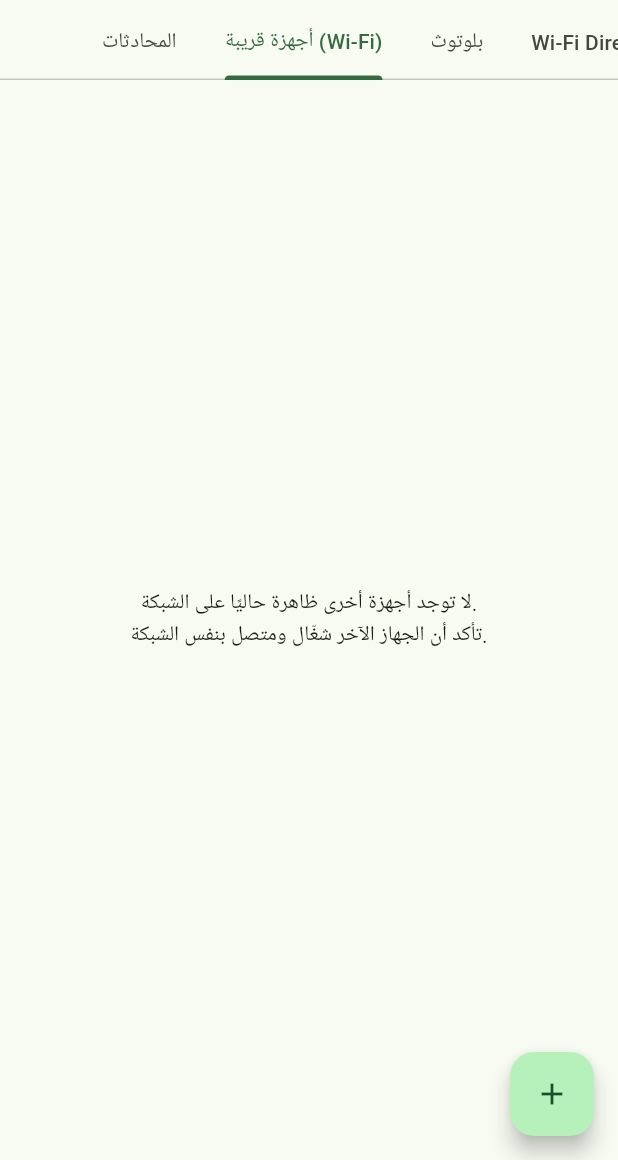
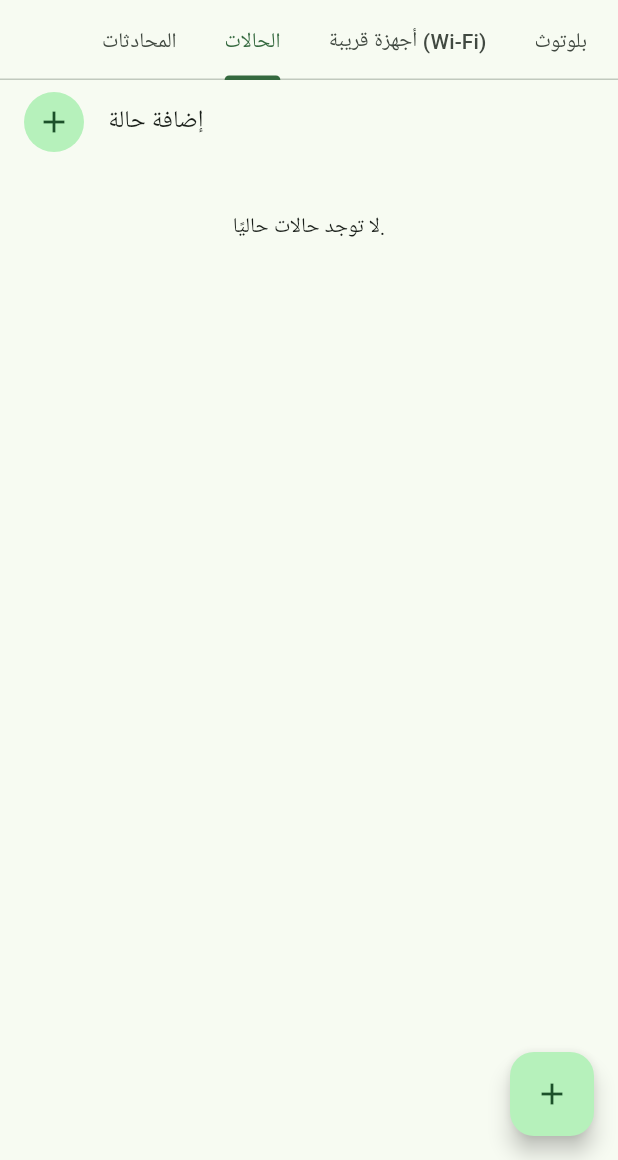
Before and after one commit to sofilover10/local-connect, a Flutter app: the screen it shows after launch, tab 2 chosen, on a phone screen of 412 x 824 dp, the part 76-1236 px from its top. Run offline on Flutter 3.47's test engine with Material 3 defaults, Android fonts, the phone set to English and light mode, and no system bars; our stand-ins replace audioplayers, file_picker, flutter_contacts, hive_flutter, open_filex, package_info_plus and 1 more; missing offline and left inert: flutter_webrtc, record; accounts and stored records are empty; network calls fail.

Commit message:
Add status/stories (roadmap phase 3, second slice)
Statuses are ephemeral posts (text, image, or file) visible to contacts
for 24 hours. Like everything else in this app, there's no server, so
posting one broadcasts it directly to every saved contact individually;
each device holds its own copy of every status it received. A status_view
message tells the original author who has seen it, tracked on their own
local copy only — viewers never see each other's view state.

New "الحالات" tab: post entry, my own statuses (with view counts), and
contacts' statuses grouped by author. Viewing plays them as a sequence
(oldest first) with a progress bar per status, matching the familiar
story-viewer pattern; each one is marked viewed as it's shown.

Expired statuses (older than 24h) are pruned from memory and storage on
load, not just filtered from view, so storage doesn't grow unbounded.

Verified with two tests (status_test.dart): a real network round trip
(post on one device, receive on another, view notification reaching the
author) plus a direct unit check of the 24-hour expiry boundary.

Co-Authored-By: Claude Sonnet 5 <noreply@anthropic.com>

```diff
--- /dev/null
+++ b/lib/local_connect/models/status_post.dart
@@ -0,0 +1,64 @@
+enum StatusKind { text, image, file }
+
+/// حالة (منشور مؤقت) يظهر لجهات الاتصال لمدة 24 ساعة ثم يختفي تلقائيًا —
+/// لا خادم مركزي، فيُبَثّ المنشور عند نشره لكل جهة اتصال مباشرة (انظر
+/// AppState.postStatus)، ويحمل كل جهاز نسخته الخاصة محليًا.
+class StatusPost {
+  StatusPost({
+    required this.id,
+    required this.authorInternalNumber,
+    required this.authorDisplayName,
+    required this.postedAt,
+    this.text,
+    this.kind = StatusKind.text,
+    this.attachmentFileName,
+    this.attachmentMimeType,
+    this.attachmentLocalPath,
+    List<String>? viewedBy,
+  }) : viewedBy = viewedBy ?? [];
+
+  final String id;
+  final String authorInternalNumber;
+  final String authorDisplayName;
+  final DateTime postedAt;
+  final String? text;
+  final StatusKind kind;
+  final String? attachmentFileName;
+  final String? attachmentMimeType;
+  String? attachmentLocalPath;
+
+  /// الأرقام الداخلية لمن شاهدوا هذه الحالة — مُرسِلة فقط ذات معنى (ترد
+  /// إشعارات مشاهدة إليه من الآخرين)؛ نسخة الحالة لدى المُشاهدين أنفسهم لا
+  /// تتضمن هذه القائمة أصلًا.
+  final List<String> viewedBy;
+
+  static const Duration lifetime = Duration(hours: 24);
+
+  bool get isExpired => DateTime.now().difference(postedAt) > lifetime;
+
+  Map<String, dynamic> toMap() => {
+        'id': id,
+        'authorInternalNumber': authorInternalNumber,
+        'authorDisplayName': authorDisplayName,
+        'postedAt': postedAt.toIso8601String(),
+        'text': text,
+        'kind': kind.name,
+        'attachmentFileName': attachmentFileName,
+        'attachmentMimeType': attachmentMimeType,
+        'attachmentLocalPath': attachmentLocalPath,
+        'viewedBy': viewedBy,
+      };
+
+  factory StatusPost.fromMap(Map<String, dynamic> map) => StatusPost(
+        id: map['id'] as String,
+        authorInternalNumber: map['authorInternalNumber'] as String,
+        authorDisplayName: map['authorDisplayName'] as String,
+        postedAt: DateTime.parse(map['postedAt'] as String),
+        text: map['text'] as String?,
+        kind: StatusKind.values.byName(map['kind'] as String? ?? 'text'),
+        attachmentFileName: map['attachmentFileName'] as String?,
+        attachmentMimeType: map['attachmentMimeType'] as String?,
+        attachmentLocalPath: map['attachmentLocalPath'] as String?,
+        viewedBy: (map['viewedBy'] as List<dynamic>?)?.cast<String>() ?? const [],
+      );
+}
--- a/lib/local_connect/screens/home_screen.dart
+++ b/lib/local_connect/screens/home_screen.dart
@@ -17,6 +17,7 @@ import 'chat_screen.dart';
 import 'create_group_dialog.dart';
 import 'diagnostics_screen.dart';
 import 'edit_name_dialog.dart';
+import 'status_tab.dart';
 import 'wifi_direct_tab.dart';
 
 Future<void> _showAddMenu(BuildContext context) async {
@@ -116,7 +117,7 @@ class HomeScreen extends StatelessWidget {
     unawaited(appState.ensureNotificationPermission());
 
     return DefaultTabController(
-      length: 4,
+      length: 5,
       child: Scaffold(
         appBar: AppBar(
           title: AnimatedBuilder(
@@ -176,6 +177,7 @@ class HomeScreen extends StatelessWidget {
             isScrollable: true,
             tabs: [
               Tab(text: 'المحادثات'),
+              Tab(text: 'الحالات'),
               Tab(text: 'أجهزة قريبة (Wi-Fi)'),
               Tab(text: 'بلوتوث'),
               Tab(text: 'Wi-Fi Direct'),
@@ -191,6 +193,7 @@ class HomeScreen extends StatelessWidget {
                 child: TabBarView(
                   children: [
                     _ConversationsTab(appState: appState),
+                    StatusTab(appState: appState),
                     _NearbyDevicesTab(appState: appState),
                     BluetoothTab(appState: appState),
                     WifiDirectTab(appState: appState),
--- /dev/null
+++ b/lib/local_connect/screens/status_tab.dart
@@ -0,0 +1,145 @@
+import 'package:file_picker/file_picker.dart';
+import 'package:flutter/material.dart';
+import 'package:intl/intl.dart';
+
+import '../models/status_post.dart';
+import '../services/app_state.dart';
+import 'status_viewer_screen.dart';
+
+/// تبويب "الحالات" — منشورات مؤقتة (24 ساعة) لي ولجهات اتصالي، تُبَثّ عند
+/// نشرها لكل جهة اتصال مباشرة (بلا خادم مركزي، انظر AppState.postStatus).
+class StatusTab extends StatelessWidget {
+  const StatusTab({super.key, required this.appState});
+
+  final LocalConnectAppState appState;
+
+  Future<void> _showPostMenu(BuildContext context) async {
+    await showModalBottomSheet<void>(
+      context: context,
+      builder: (context) => SafeArea(
+        child: Column(
+          mainAxisSize: MainAxisSize.min,
+          children: [
+            ListTile(
+              leading: const Icon(Icons.text_fields),
+              title: const Text('حالة نصية'),
+              onTap: () {
+                Navigator.pop(context);
+                _postTextStatus(context);
+              },
+            ),
+            ListTile(
+              leading: const Icon(Icons.image),
+              title: const Text('صورة أو ملف'),
+              onTap: () {
+                Navigator.pop(context);
+                _postFileStatus(context);
+              },
+            ),
+          ],
+        ),
+      ),
+    );
+  }
+
+  Future<void> _postTextStatus(BuildContext context) async {
+    final controller = TextEditingController();
+    final result = await showDialog<bool>(
+      context: context,
+      builder: (context) => AlertDialog(
+        title: const Text('حالة نصية'),
+        content: TextField(controller: controller, autofocus: true, maxLines: 4),
+        actions: [
+          TextButton(onPressed: () => Navigator.pop(context, false), child: const Text('إلغاء')),
+          FilledButton(onPressed: () => Navigator.pop(context, true), child: const Text('نشر')),
+        ],
+      ),
+    );
+    if (result != true || !context.mounted) return;
+    await appState.postStatus(text: controller.text, kind: StatusKind.text);
+  }
+
+  Future<void> _postFileStatus(BuildContext context) async {
+    final result = await FilePicker.platform.pickFiles(type: FileType.media);
+    final path = result?.files.single.path;
+    if (path == null || !context.mounted) return;
+    final isImage = ['.jpg', '.jpeg', '.png', '.gif', '.webp']
+        .any((ext) => path.toLowerCase().endsWith(ext));
+    await appState.postStatus(filePath: path, kind: isImage ? StatusKind.image : StatusKind.file);
+  }
+
+  @override
+  Widget build(BuildContext context) {
+    return AnimatedBuilder(
+      animation: appState,
+      builder: (context, _) {
+        final active = appState.activeStatuses;
+        final myNumber = appState.identity.internalNumber;
+        final myStatuses = active.where((s) => s.authorInternalNumber == myNumber).toList()
+          ..sort((a, b) => b.postedAt.compareTo(a.postedAt));
+        final othersStatuses = active.where((s) => s.authorInternalNumber != myNumber).toList();
+
+        final byAuthor = <String, List<StatusPost>>{};
+        for (final status in othersStatuses) {
+          byAuthor.putIfAbsent(status.authorInternalNumber, () => []).add(status);
+        }
+        for (final list in byAuthor.values) {
+          list.sort((a, b) => b.postedAt.compareTo(a.postedAt));
+        }
+
+        return ListView(
+          children: [
+            ListTile(
+              leading: const CircleAvatar(child: Icon(Icons.add)),
+              title: const Text('إضافة حالة'),
+              onTap: () => _showPostMenu(context),
+            ),
+            if (myStatuses.isNotEmpty) ...[
+              const Padding(
+                padding: EdgeInsets.fromLTRB(16, 8, 16, 4),
+                child: Text('حالاتي', style: TextStyle(fontWeight: FontWeight.bold)),
+              ),
+              for (final status in myStatuses)
+                ListTile(
+                  leading: const CircleAvatar(child: Icon(Icons.bar_chart)),
+                  title: Text(status.text ?? status.attachmentFileName ?? 'حالة'),
+                  subtitle: Text(
+                    '${DateFormat.Hm().format(status.postedAt)} · ${status.viewedBy.length} مشاهدة',
+                  ),
+                  onTap: () => Navigator.push(
+                    context,
+                    MaterialPageRoute(builder: (_) => StatusViewerScreen(statuses: [status])),
+                  ),
+                ),
+            ],
+            if (byAuthor.isNotEmpty) ...[
+              const Padding(
+                padding: EdgeInsets.fromLTRB(16, 8, 16, 4),
+                child: Text('حالات جهات الاتصال', style: TextStyle(fontWeight: FontWeight.bold)),
+              ),
+              for (final entry in byAuthor.entries)
+                ListTile(
+                  leading: CircleAvatar(
+                    child: Text(entry.value.first.authorDisplayName.isEmpty
+                        ? '?'
+                        : entry.value.first.authorDisplayName[0]),
+                  ),
+                  title: Text(entry.value.first.authorDisplayName),
+                  subtitle: Text('${entry.value.length} حالة · ${DateFormat.Hm().format(entry.value.first.postedAt)}'),
+                  onTap: () => Navigator.push(
+                    context,
+                    MaterialPageRoute(builder: (_) => StatusViewerScreen(statuses: entry.value)),
+                  ),
+                ),
+            ],
+            if (myStatuses.isEmpty && byAuthor.isEmpty)
+              const Padding(
+                padding: EdgeInsets.all(32),
+                child: Center(child: Text('لا توجد حالات حاليًا.')),
+              ),
+          ],
+        );
+      },
+    );
+  }
+}
--- a/lib/local_connect/services/bluetooth_messaging_service.dart
+++ b/lib/local_connect/services/bluetooth_messaging_service.dart
@@ -82,6 +82,8 @@ class BluetoothMessagingService {
       'edit_message',
       'delete_message',
       'poll_vote',
+      'status_post',
+      'status_view',
       'group_invite',
       'group_member_update',
       'call_offer',
--- a/lib/local_connect/services/local_store_service.dart
+++ b/lib/local_connect/services/local_store_service.dart
@@ -20,12 +20,14 @@ class LocalStoreService {
   late Box<String> contactsBox;
   late Box<String> conversationsBox;
   late Box<String> blockedBox;
+  late Box<String> statusBox;
   final Map<String, Box<String>> _messageBoxes = {};
 
   String get _identityBoxName => '${instanceId}_identity';
   String get _contactsBoxName => '${instanceId}_contacts';
   String get _conversationsBoxName => '${instanceId}_conversations';
   String get _blockedBoxName => '${instanceId}_blocked';
+  String get _statusBoxName => '${instanceId}_status';
 
   Future<void> init() async {
     await Hive.initFlutter('local_connect');
@@ -33,6 +35,7 @@ class LocalStoreService {
     contactsBox = await Hive.openBox<String>(_contactsBoxName);
     conversationsBox = await Hive.openBox<String>(_conversationsBoxName);
     blockedBox = await Hive.openBox<String>(_blockedBoxName);
+    statusBox = await Hive.openBox<String>(_statusBoxName);
   }
 
   Future<Box<String>> messagesBoxFor(String conversationId) async {
--- a/lib/local_connect/services/messaging_socket_service.dart
+++ b/lib/local_connect/services/messaging_socket_service.dart
@@ -99,6 +99,8 @@ class MessagingSocketService {
       'edit_message',
       'delete_message',
       'poll_vote',
+      'status_post',
+      'status_view',
       'group_invite',
       'group_member_update',
       'call_offer',
--- a/pubspec.yaml
+++ b/pubspec.yaml
@@ -1,7 +1,7 @@
 name: local_connect
 description: "تطبيق مراسلة يعمل أوفلاين على الشبكة المحلية وأونلاين عبر الإنترنت، بأرقام داخلية أو أرقام هاتف."
 publish_to: 'none'
-version: 0.13.0+20
+version: 0.14.0+21
 
 environment:
   sdk: ^3.12.2
```
Also changed, not shown: lib/local_connect/screens/status_viewer_screen.dart (added, +170 -0 lines), lib/local_connect/services/app_state.dart (+158 -0 lines), 1 other file.
